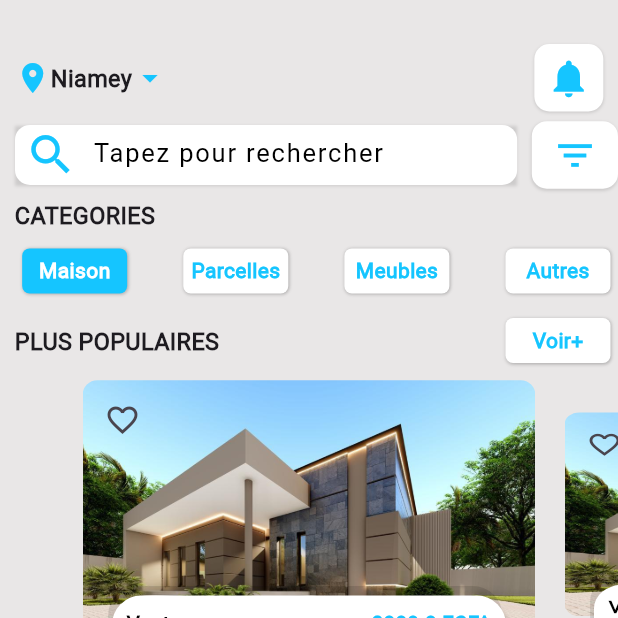
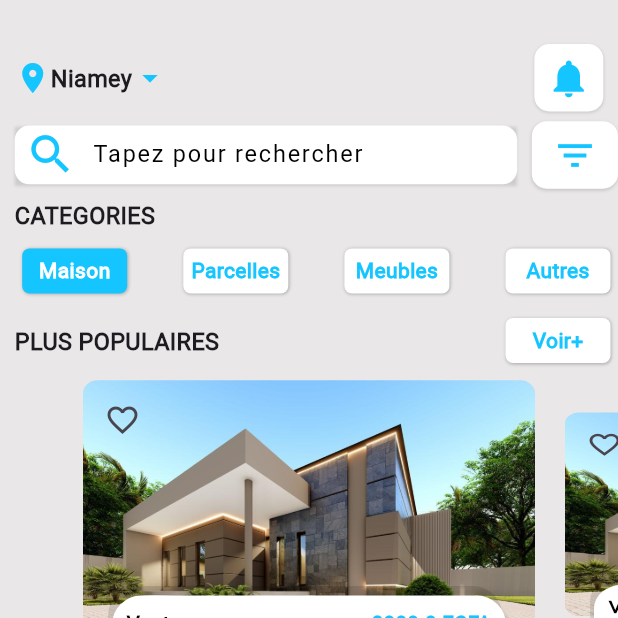
Before and after one commit to GANONTHA/Application_Mobile_Belle_House, a Flutter app: the screen it shows after launch, on a phone screen of 412 x 824 dp, the top half of it. Run offline on Flutter 3.47's test engine with Material 3 defaults, Android fonts, the phone set to English and light mode, and no system bars; drawn by our look-alikes of dots_indicator.

Commit message:
Update font size, margin, height, and layout in various widgets

```diff
--- a/lib/utils/dimensions.dart
+++ b/lib/utils/dimensions.dart
@@ -18,6 +18,8 @@ class Dimension {
   static double sizeTwo = 0;
   static double sizeEight = 0;
   static double sizeTenZero = 0;
+  static double sizeFourthy = 0;
+  static double sizeThirtyFive = 0;
 
   static void init(BuildContext context) {
     screenHeight = MediaQuery.of(context).size.height;
@@ -36,5 +38,7 @@ class Dimension {
     sizeSixteen = screenHeight / 52.68;
     sizeTenZero = screenHeight / 7.66;
     sizeEight = screenHeight / 110.37;
+    sizeFourthy = screenHeight / 21.07;
+    sizeThirtyFive = screenHeight / 24.1;
   }
 }
--- a/lib/widgets/popular_property.dart
+++ b/lib/widgets/popular_property.dart
@@ -27,7 +27,7 @@ class PopularProperty extends StatelessWidget {
     return Stack(
       children: [
         //image with like (heart) button in a stack widget
-        Container(
+        SizedBox(
           height: Dimension.pageViewContainer,
           child: Stack(
             children: [
--- a/lib/widgets/searchbar.dart
+++ b/lib/widgets/searchbar.dart
@@ -1,4 +1,5 @@
 import 'package:belle_house_mobile_app/utils/colors.dart';
+import 'package:belle_house_mobile_app/utils/dimensions.dart';
 import 'package:flutter/material.dart';
 
 class TextFielSearch extends StatelessWidget {
@@ -11,7 +12,7 @@ class TextFielSearch extends StatelessWidget {
   @override
   Widget build(BuildContext context) {
     return Container(
-      margin: const EdgeInsets.only(left: 10),
+      margin: EdgeInsets.only(left: Dimension.paddingTen),
       decoration: const BoxDecoration(
         boxShadow: [
           BoxShadow(
@@ -22,27 +23,28 @@ class TextFielSearch extends StatelessWidget {
           )
         ],
       ),
-      height: 40,
+      height: Dimension.sizeFourthy,
       child: TextField(
         textAlign: TextAlign.start,
         decoration: InputDecoration(
-            contentPadding: const EdgeInsets.fromLTRB(0, 10, 0, 10),
+            contentPadding: EdgeInsets.fromLTRB(
+                0, Dimension.paddingTen, 0, Dimension.paddingTen),
             filled: true,
             fillColor: AppColors.secondaryColor,
             hintText: 'Tapez pour rechercher',
-            hintStyle: const TextStyle(
+            hintStyle: TextStyle(
               color: Colors.black,
-              fontSize: 17,
+              fontSize: Dimension.sizeSixteen,
               letterSpacing: 1.2,
             ),
-            prefixIcon: const Icon(
+            prefixIcon: Icon(
               Icons.search,
-              size: 35,
+              size: Dimension.sizeThirtyFive,
               color: AppColors.iconColor1,
             ),
             border: OutlineInputBorder(
                 borderSide: BorderSide.none,
-                borderRadius: BorderRadius.circular(10))),
+                borderRadius: BorderRadius.circular(Dimension.paddingTen))),
       ),
     );
   }
```
